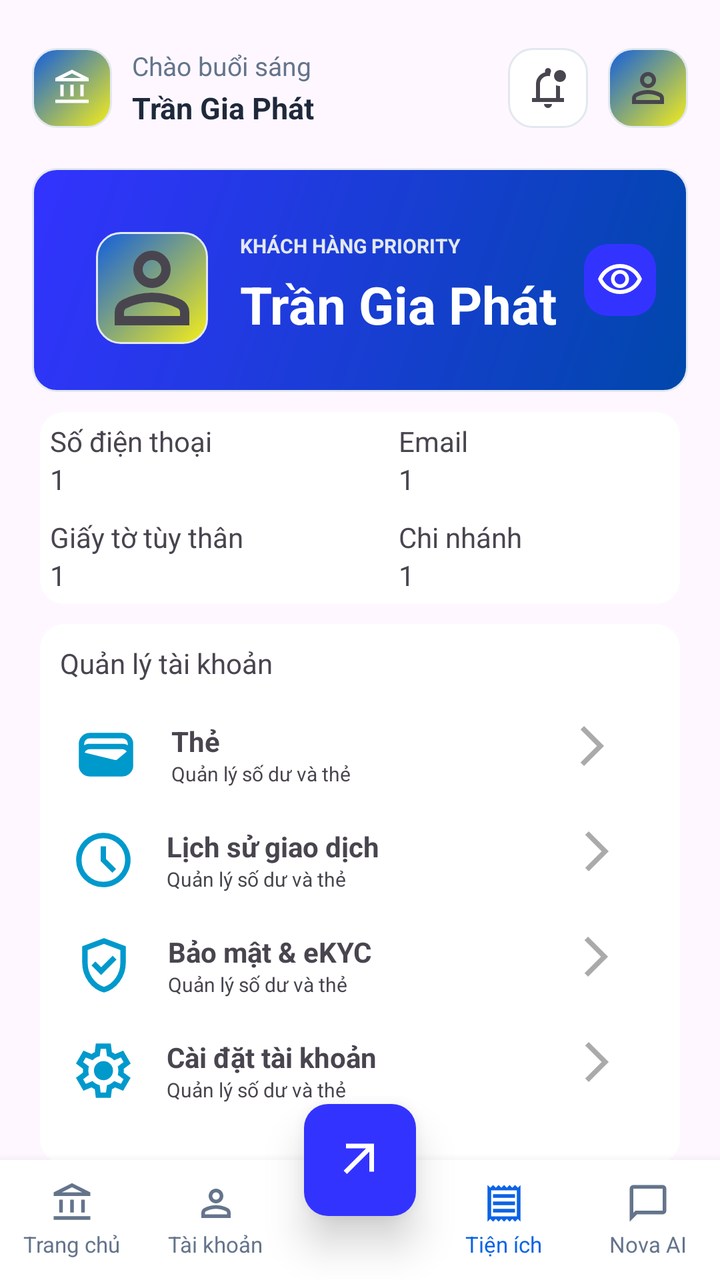
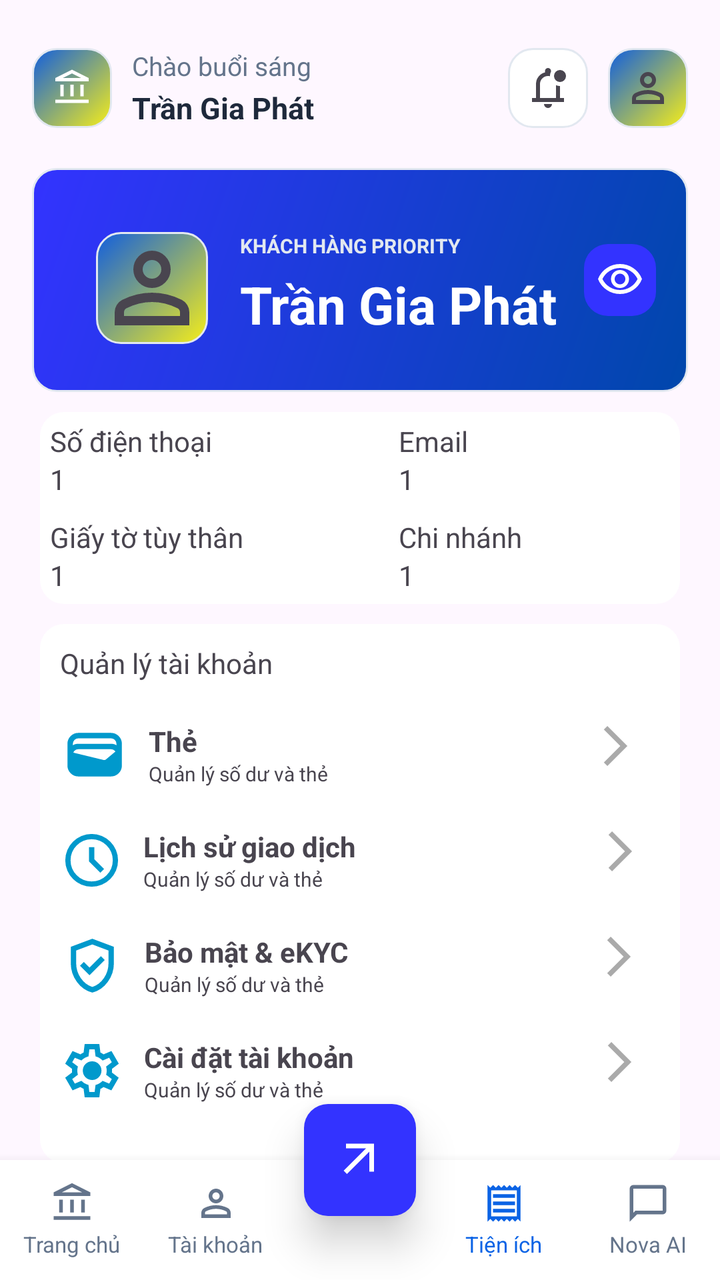

The first picture is an Android layout as it rendered before a commit; the second is the same layout after the commit. The layout source and the unified diff follow.
<!-- AndroidManifest.xml: application theme Theme.Industrial_and_Commercial_Bank_of_TDTU -->
<!-- res/layout/activity_profile.xml -->
<?xml version="1.0" encoding="utf-8"?>
<androidx.constraintlayout.widget.ConstraintLayout xmlns:android="http://schemas.android.com/apk/res/android"
    xmlns:app="http://schemas.android.com/apk/res-auto"
    xmlns:tools="http://schemas.android.com/tools"
    android:id="@+id/main"
    android:layout_width="match_parent"
    android:layout_height="match_parent"
    tools:context=".ProfileActivity">

    
    <ImageView
        android:id="@+id/imageView"
        android:layout_width="40dp"
        android:layout_height="40dp"
        android:layout_marginStart="16dp"
        android:layout_marginTop="24dp"
        android:background="@drawable/bg_logo_rounded"
        android:padding="10dp"
        app:layout_constraintStart_toStartOf="parent"
        app:layout_constraintTop_toTopOf="parent"
        app:srcCompat="@drawable/account_balance_24px" />

    <TextView
        android:id="@+id/textView8"
        android:layout_width="wrap_content"
        android:layout_height="wrap_content"
        android:layout_marginStart="10dp"
        android:text="Chào buổi sáng"
        android:textColor="#64748B"
        android:textSize="13sp"
        app:layout_constraintStart_toEndOf="@+id/imageView"
        app:layout_constraintTop_toTopOf="@+id/imageView" />

    <TextView
        android:id="@+id/txtName"
        android:layout_width="wrap_content"
        android:layout_height="wrap_content"
        android:layout_marginStart="10dp"
        android:layout_marginTop="2dp"
        android:text="Trần Gia Phát"
        android:textColor="#1E293B"
        android:textSize="15sp"
        android:textStyle="bold"
        app:layout_constraintStart_toEndOf="@+id/imageView"
        app:layout_constraintTop_toBottomOf="@+id/textView8" />

    <ImageButton
        android:id="@+id/imgProfile"
        android:layout_width="40dp"
        android:layout_height="40dp"
        android:layout_marginEnd="16dp"
        android:background="@drawable/bg_logo_rounded"
        android:padding="10dp"
        app:layout_constraintBottom_toBottomOf="@+id/imageView"
        app:layout_constraintEnd_toEndOf="parent"
        app:layout_constraintTop_toTopOf="@+id/imageView"
        app:srcCompat="@drawable/person_24px" />

    <ImageButton
        android:id="@+id/imgNoti"
        android:layout_width="40dp"
        android:layout_height="40dp"
        android:layout_marginEnd="10dp"
        android:background="@drawable/bg_input_rounded"
        android:padding="10dp"
        app:layout_constraintBottom_toBottomOf="@+id/imgProfile"
        app:layout_constraintEnd_toStartOf="@+id/imgProfile"
        app:layout_constraintTop_toTopOf="@+id/imgProfile"
        app:srcCompat="@drawable/notifications_unread_24px" />

    
    <androidx.constraintlayout.widget.ConstraintLayout
        android:id="@+id/cardBalance"
        android:layout_width="0dp"
        android:layout_height="112dp"
        android:layout_marginStart="16dp"
        android:layout_marginTop="20dp"
        android:layout_marginEnd="16dp"
        android:background="@drawable/bg_balance"
        android:padding="16dp"
        app:layout_constraintEnd_toEndOf="parent"
        app:layout_constraintStart_toStartOf="parent"
        app:layout_constraintTop_toBottomOf="@+id/imageView">

        <TextView
            android:id="@+id/txtTitleBalance"
            android:layout_width="wrap_content"
            android:layout_height="wrap_content"
            android:layout_marginStart="16dp"
            android:layout_marginTop="16dp"
            android:text="KHÁCH HÀNG PRIORITY"
            android:textColor="#E2E8F0"
            android:textSize="10sp"
            android:textStyle="bold"
            app:layout_constraintStart_toEndOf="@+id/imageView2"
            app:layout_constraintTop_toTopOf="parent" />

        <TextView
            android:id="@+id/txtBalance"
            android:layout_width="wrap_content"
            android:layout_height="wrap_content"
            android:layout_marginStart="16dp"
            android:layout_marginTop="5dp"
            android:text="Trần Gia Phát"
            android:textColor="@color/white"
            android:textSize="26sp"
            android:textStyle="bold"
            app:layout_constraintStart_toEndOf="@+id/imageView2"
            app:layout_constraintTop_toBottomOf="@+id/txtTitleBalance" />

        <ImageButton
            android:id="@+id/imgNext"
            android:layout_width="36dp"
            android:layout_height="36dp"
            android:background="@drawable/bg_btn"
            android:padding="8dp"
            app:layout_constraintBottom_toBottomOf="parent"
            app:layout_constraintEnd_toEndOf="parent"
            app:layout_constraintTop_toTopOf="parent"
            app:srcCompat="@drawable/visibility_24px" />

        <ImageView
            android:id="@+id/imageView2"
            android:layout_width="56dp"
            android:layout_height="56dp"
            android:layout_marginStart="16dp"
            android:layout_marginTop="16dp"
            android:background="@drawable/bg_logo_rounded"
            app:layout_constraintStart_toStartOf="parent"
            app:layout_constraintTop_toTopOf="parent"
            app:srcCompat="@drawable/person_24px" />

    </androidx.constraintlayout.widget.ConstraintLayout>



    <LinearLayout
        android:id="@+id/info"
        android:layout_width="match_parent"
        android:layout_height="wrap_content"
        android:layout_marginStart="20dp"
        android:layout_marginTop="10dp"
        android:layout_marginEnd="20dp"
        android:background="@drawable/bg_btn1"
        android:orientation="horizontal"
        app:layout_constraintEnd_toEndOf="parent"
        app:layout_constraintStart_toStartOf="parent"
        app:layout_constraintTop_toBottomOf="@+id/cardBalance"
        android:weightSum="4"
        android:padding="5dp"
        >


        <LinearLayout
            android:layout_width="wrap_content"
            android:layout_height="wrap_content"
            android:orientation="vertical"
            android:layout_weight="2"
            android:layout_marginEnd="2dp">

            <LinearLayout
                android:layout_width="match_parent"
                android:layout_height="wrap_content"
                android:orientation="vertical"
                android:layout_marginBottom="10dp">
                <TextView
                    android:layout_width="wrap_content"
                    android:layout_height="wrap_content"
                    android:text="Số điện thoại"/>

                <TextView
                    android:layout_width="wrap_content"
                    android:layout_height="wrap_content"
                    android:text="1"/>

            </LinearLayout>

            <LinearLayout
                android:layout_width="match_parent"
                android:layout_height="wrap_content"
                android:orientation="vertical">
                <TextView
                    android:layout_width="wrap_content"
                    android:layout_height="wrap_content"
                    android:text="Giấy tờ tùy thân"/>

                <TextView
                    android:layout_width="wrap_content"
                    android:layout_height="wrap_content"
                    android:text="1"/>

            </LinearLayout>
        </LinearLayout>

        <LinearLayout
            android:layout_width="wrap_content"
            android:layout_height="wrap_content"
            android:orientation="vertical"
            android:layout_weight="2"
            android:layout_marginStart="2dp">

            <LinearLayout
                android:layout_width="match_parent"
                android:layout_height="wrap_content"
                android:orientation="vertical"
                android:layout_marginBottom="10dp">
                <TextView
                    android:layout_width="wrap_content"
                    android:layout_height="wrap_content"
                    android:text="Email"/>

                <TextView
                    android:layout_width="wrap_content"
                    android:layout_height="wrap_content"
                    android:text="1"/>

            </LinearLayout>

            <LinearLayout
                android:layout_width="match_parent"
                android:layout_height="wrap_content"
                android:orientation="vertical">
                <TextView
                    android:layout_width="wrap_content"
                    android:layout_height="wrap_content"
                    android:text="Chi nhánh"/>

                <TextView
                    android:layout_width="wrap_content"
                    android:layout_height="wrap_content"
                    android:text="1"/>

            </LinearLayout>
        </LinearLayout>


    </LinearLayout>

    <LinearLayout
        android:layout_width="match_parent"
        android:layout_height="wrap_content"
        android:layout_marginStart="20dp"
        android:layout_marginTop="10dp"
        android:layout_marginEnd="20dp"
        android:background="@drawable/bg_btn1"
        android:padding="10dp"
        android:orientation="vertical"
        app:layout_constraintEnd_toEndOf="parent"
        app:layout_constraintStart_toStartOf="parent"
        app:layout_constraintTop_toBottomOf="@+id/info">

        <TextView
            android:layout_width="wrap_content"
            android:layout_height="wrap_content"
            android:text="Quản lý tài khoản"
            android:layout_marginBottom="20dp"/>


        <LinearLayout
            android:layout_width="match_parent"
            android:layout_height="wrap_content"
            android:orientation="horizontal"
            android:weightSum="7"
            android:layout_marginBottom="20dp">

            <ImageView
                android:layout_width="wrap_content"
                android:layout_height="match_parent"
                android:src="@drawable/wallet_24px"
                android:layout_weight="1"/>
            <LinearLayout
                android:layout_width="wrap_content"
                android:layout_height="wrap_content"
                android:orientation="vertical"
                android:layout_marginStart="10dp"
                android:layout_weight="5">

                <TextView
                    android:layout_width="wrap_content"
                    android:layout_height="wrap_content"
                    android:text="Thẻ"
                    android:textStyle="bold"/>


                <TextView
                    android:layout_width="wrap_content"
                    android:layout_height="wrap_content"
                    android:text="Quản lý số dư và thẻ"
                    android:textSize="10sp"
                    />
            </LinearLayout>


            <ImageButton
                android:layout_width="wrap_content"
                android:layout_height="wrap_content"
                android:src="@drawable/arrow_forward_ios"
                android:background="@color/white"/>

        </LinearLayout>
        <LinearLayout
            android:layout_width="match_parent"
            android:layout_height="wrap_content"
            android:orientation="horizontal"
            android:weightSum="7"
            android:layout_marginBottom="20dp">

            <ImageView
                android:layout_width="wrap_content"
                android:layout_height="match_parent"
                android:src="@drawable/schedule"
                android:layout_weight="1"/>
            <LinearLayout
                android:layout_width="wrap_content"
                android:layout_height="wrap_content"
                android:orientation="vertical"
                android:layout_marginStart="10dp"
                android:layout_weight="5">

                <TextView
                    android:layout_width="wrap_content"
                    android:layout_height="wrap_content"
                    android:text="Lịch sử giao dịch"
                    android:textStyle="bold"/>


                <TextView
                    android:layout_width="wrap_content"
                    android:layout_height="wrap_content"
                    android:text="Quản lý số dư và thẻ"
                    android:textSize="10sp"
                    />
            </LinearLayout>


            <ImageButton
                android:layout_width="wrap_content"
                android:layout_height="wrap_content"
                android:src="@drawable/arrow_forward_ios"
                android:background="@color/white"/>

        </LinearLayout>
        <LinearLayout
            android:layout_width="match_parent"
            android:layout_height="wrap_content"
            android:orientation="horizontal"
            android:weightSum="7"
            android:layout_marginBottom="20dp">

            <ImageView
                android:layout_width="wrap_content"
                android:layout_height="match_parent"
                android:src="@drawable/verified_user_24px"
                android:layout_weight="1"/>
            <LinearLayout
                android:layout_width="wrap_content"
                android:layout_height="wrap_content"
                android:orientation="vertical"
                android:layout_marginStart="10dp"
                android:layout_weight="5">

                <TextView
                    android:layout_width="wrap_content"
                    android:layout_height="wrap_content"
                    android:text="Bảo mật &amp; eKYC"
                    android:textStyle="bold"/>


                <TextView
                    android:layout_width="wrap_content"
                    android:layout_height="wrap_content"
                    android:text="Quản lý số dư và thẻ"
                    android:textSize="10sp"
                    />
            </LinearLayout>


            <ImageButton
                android:layout_width="wrap_content"
                android:layout_height="wrap_content"
                android:src="@drawable/arrow_forward_ios"
                android:background="@color/white"/>

        </LinearLayout>
        <LinearLayout
            android:layout_width="match_parent"
            android:layout_height="wrap_content"
            android:orientation="horizontal"
            android:weightSum="7"
            android:layout_marginBottom="20dp">

            <ImageView
                android:layout_width="wrap_content"
                android:layout_height="match_parent"
                android:src="@drawable/settings"
                android:layout_weight="1"/>
            <LinearLayout
                android:layout_width="wrap_content"
                android:layout_height="wrap_content"
                android:orientation="vertical"
                android:layout_marginStart="10dp"
                android:layout_weight="5">

                <TextView
                    android:layout_width="wrap_content"
                    android:layout_height="wrap_content"
                    android:text="Cài đặt tài khoản"
                    android:textStyle="bold"/>


                <TextView
                    android:layout_width="wrap_content"
                    android:layout_height="wrap_content"
                    android:text="Quản lý số dư và thẻ"
                    android:textSize="10sp"
                    />
            </LinearLayout>


            <ImageButton
                android:layout_width="wrap_content"
                android:layout_height="wrap_content"
                android:src="@drawable/arrow_forward_ios"
                android:background="@color/white"/>

        </LinearLayout>

    </LinearLayout>

    
    <LinearLayout
        android:id="@+id/bottomNav"
        android:layout_width="match_parent"
        android:layout_height="60dp"
        android:background="#FFFFFF"
        android:elevation="8dp"
        android:orientation="horizontal"
        android:weightSum="5"
        app:layout_constraintBottom_toBottomOf="parent"
        app:layout_constraintEnd_toEndOf="parent"
        app:layout_constraintStart_toStartOf="parent">

        
        <LinearLayout
            android:id="@+id/navHome"
            android:layout_width="0dp"
            android:layout_height="match_parent"
            android:layout_weight="1"
            android:gravity="center"
            android:orientation="vertical">

            <ImageView
                android:layout_width="22dp"
                android:layout_height="22dp"
                android:src="@drawable/account_balance_24px"
                app:tint="#64748B" />

            <TextView
                android:layout_width="wrap_content"
                android:layout_height="wrap_content"
                android:layout_marginTop="2dp"
                android:text="Trang chủ"
                android:textColor="#64748B"
                android:textSize="11sp" />
        </LinearLayout>

        
        <LinearLayout
            android:id="@+id/navAccount"
            android:layout_width="0dp"
            android:layout_height="match_parent"
            android:layout_weight="1"
            android:gravity="center"
            android:orientation="vertical">

            <ImageView
                android:layout_width="22dp"
                android:layout_height="22dp"
                android:src="@drawable/person_24px"
                app:tint="#64748B" />

            <TextView
                android:layout_width="wrap_content"
                android:layout_height="wrap_content"
                android:layout_marginTop="2dp"
                android:text="Tài khoản"
                android:textColor="#64748B"
                android:textSize="11sp" />
        </LinearLayout>

        
        <View
            android:layout_width="0dp"
            android:layout_height="match_parent"
            android:layout_weight="1" />

        
        <LinearLayout
            android:id="@+id/navUtilities"
            android:layout_width="0dp"
            android:layout_height="match_parent"
            android:layout_weight="1"
            android:gravity="center"
            android:orientation="vertical">

            <ImageView
                android:layout_width="22dp"
                android:layout_height="22dp"
                android:src="@drawable/receipt"
                app:tint="#0B63E5" />

            <TextView
                android:layout_width="wrap_content"
                android:layout_height="wrap_content"
                android:layout_marginTop="2dp"
                android:text="Tiện ích"
                android:textColor="#0B63E5"
                android:textSize="11sp" />
        </LinearLayout>

        
        <LinearLayout
            android:id="@+id/navAI"
            android:layout_width="0dp"
            android:layout_height="match_parent"
            android:layout_weight="1"
            android:gravity="center"
            android:orientation="vertical">

            <ImageView
                android:layout_width="22dp"
                android:layout_height="22dp"
                android:src="@drawable/chat_bubble_24px"
                app:tint="#64748B" />

            <TextView
                android:layout_width="wrap_content"
                android:layout_height="wrap_content"
                android:layout_marginTop="2dp"
                android:text="Nova AI"
                android:textColor="#64748B"
                android:textSize="11sp" />
        </LinearLayout>

    </LinearLayout>

    
    <ImageButton
        android:id="@+id/btnCenter"
        android:layout_width="56dp"
        android:layout_height="56dp"
        android:background="@drawable/bg_btn"
        android:elevation="12dp"
        android:padding="14dp"
        android:scaleType="fitCenter"
        android:src="@drawable/arrow_outward"
        app:layout_constraintBottom_toTopOf="@+id/bottomNav"
        app:layout_constraintEnd_toEndOf="parent"
        app:layout_constraintStart_toStartOf="parent"
        app:layout_constraintTop_toTopOf="@+id/bottomNav"
        app:tint="#FFFFFF" />

</androidx.constraintlayout.widget.ConstraintLayout>
<!-- resources referenced by this layout -->
<resources>
  <color name="white">#FFFFFFFF</color>
  <!-- drawable arrow_forward_ios (drawable) -->
  <vector xmlns:android="http://schemas.android.com/apk/res/android"
      android:width="24dp"
      android:height="24dp"
      android:viewportWidth="24"
      android:viewportHeight="24">
      <path android:fillColor="@android:color/darker_gray"
          android:pathData="M8.03,22L6.25,20.23L14.48,12L6.25,3.77L8.03,2l10,10l-10,10Z"/>
  </vector>
  <!-- drawable arrow_outward (drawable) -->
  <vector xmlns:android="http://schemas.android.com/apk/res/android"
      android:width="24dp"
      android:height="24dp"
      android:viewportWidth="24"
      android:viewportHeight="24">
      <path android:fillColor="#3333FF"
          android:pathData="M6.4,18L5,16.6L14.6,7H6V5H18V17H16V8.4L6.4,18Z"/>
  </vector>
  <!-- drawable bg_balance (drawable) -->
  <?xml version="1.0" encoding="utf-8"?>
  <shape xmlns:android="http://schemas.android.com/apk/res/android"
      android:shape="rectangle">
      
      <gradient
          android:type="linear"
          android:angle="135"
          android:endColor="#3333FF"
          android:startColor="#0047ab" />
  
      
      <corners android:radius="12dp" />
  
      
      <stroke
          android:width="1dp"
          android:color="#E2E8F0" />
  </shape>
  <!-- drawable bg_btn (drawable) -->
  <?xml version="1.0" encoding="utf-8"?>
  <shape xmlns:android="http://schemas.android.com/apk/res/android"
      android:shape="rectangle">
      
      <solid android:color="#3333FF" />
  
      
      <corners android:radius="12dp" />
  
  </shape>
  <!-- drawable bg_btn1 (drawable) -->
  <?xml version="1.0" encoding="utf-8"?>
  <shape xmlns:android="http://schemas.android.com/apk/res/android"
      android:shape="rectangle">
      
      <solid android:color="@color/white" />
  
      
      <corners android:radius="12dp" />
  
  </shape>
  <!-- drawable bg_input_rounded (drawable) -->
  <?xml version="1.0" encoding="utf-8"?>
  <shape xmlns:android="http://schemas.android.com/apk/res/android"
      android:shape="rectangle">
      
      <solid android:color="#FFFFFF" />
  
      
      <corners android:radius="12dp" />
  
      
      <stroke
          android:width="1dp"
          android:color="#E2E8F0" />
  </shape>
  <!-- drawable bg_logo_rounded (drawable) -->
  <?xml version="1.0" encoding="utf-8"?>
  <shape xmlns:android="http://schemas.android.com/apk/res/android"
      android:shape="rectangle">
      
      <gradient
          android:type="linear"
          android:angle="135"
          android:startColor="#f6ee19"
          android:endColor="#115ede" />
  
      
      <corners android:radius="12dp" />
  
      
      <stroke
          android:width="1dp"
          android:color="#E2E8F0" />
  </shape>
  <!-- drawable receipt (drawable) -->
  <vector xmlns:android="http://schemas.android.com/apk/res/android"
      android:width="24dp"
      android:height="24dp"
      android:viewportWidth="24"
      android:viewportHeight="24">
      <path android:fillColor="#3333FF"
          android:pathData="M3,22V2L4.5,3.5L6,2L7.5,3.5L9,2l1.5,1.5L12,2l1.5,1.5L15,2l1.5,1.5L18,2l1.5,1.5L21,2V22l-1.5-1.5L18,22l-1.5-1.5L15,22l-1.5-1.5L12,22l-1.5-1.5L9,22L7.5,20.5L6,22L4.5,20.5L3,22Zm3-5H18V15H6v2Zm0-4H18V11H6v2ZM6,9H18V7H6V9ZM5,19.1H19V4.9H5V19.1ZM5,4.9V19.1V4.9Z"/>
  </vector>
  <style name="Theme.Industrial_and_Commercial_Bank_of_TDTU" parent="Base.Theme.Industrial_and_Commercial_Bank_of_TDTU" />
  <style name="Base.Theme.Industrial_and_Commercial_Bank_of_TDTU" parent="Theme.Material3.DayNight.NoActionBar">
          
          
      </style>
  <!-- unchanged entries left out for length: 9 -->
</resources>

<!-- the commit's change to res/layout/activity_profile.xml (unified diff, before → after) -->
@@ -257,6 +257,7 @@
 
 
         <LinearLayout
+            android:id="@+id/creditcard1"
             android:layout_width="match_parent"
             android:layout_height="wrap_content"
             android:orientation="horizontal"
@@ -295,7 +296,8 @@
                 android:layout_width="wrap_content"
                 android:layout_height="wrap_content"
                 android:src="@drawable/arrow_forward_ios"
-                android:background="@color/white"/>
+                android:background="@color/white"
+                android:layout_marginStart="80dp"/>
 
         </LinearLayout>
         <LinearLayout
@@ -337,7 +339,8 @@
                 android:layout_width="wrap_content"
                 android:layout_height="wrap_content"
                 android:src="@drawable/arrow_forward_ios"
-                android:background="@color/white"/>
+                android:background="@color/white"
+                android:layout_marginStart="80dp"/>
 
         </LinearLayout>
         <LinearLayout
@@ -379,7 +382,8 @@
                 android:layout_width="wrap_content"
                 android:layout_height="wrap_content"
                 android:src="@drawable/arrow_forward_ios"
-                android:background="@color/white"/>
+                android:background="@color/white"
+                android:layout_marginStart="80dp"/>
 
         </LinearLayout>
         <LinearLayout
@@ -421,7 +425,8 @@
                 android:layout_width="wrap_content"
                 android:layout_height="wrap_content"
                 android:src="@drawable/arrow_forward_ios"
-                android:background="@color/white"/>
+                android:background="@color/white"
+                android:layout_marginStart="80dp"/>
 
         </LinearLayout>
 
